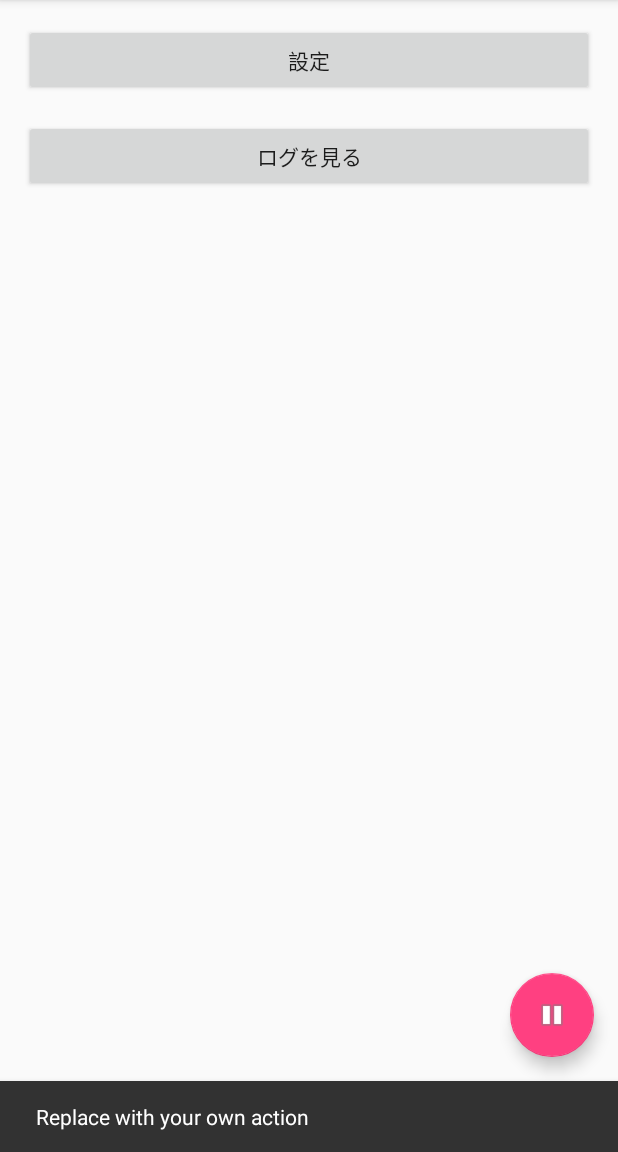
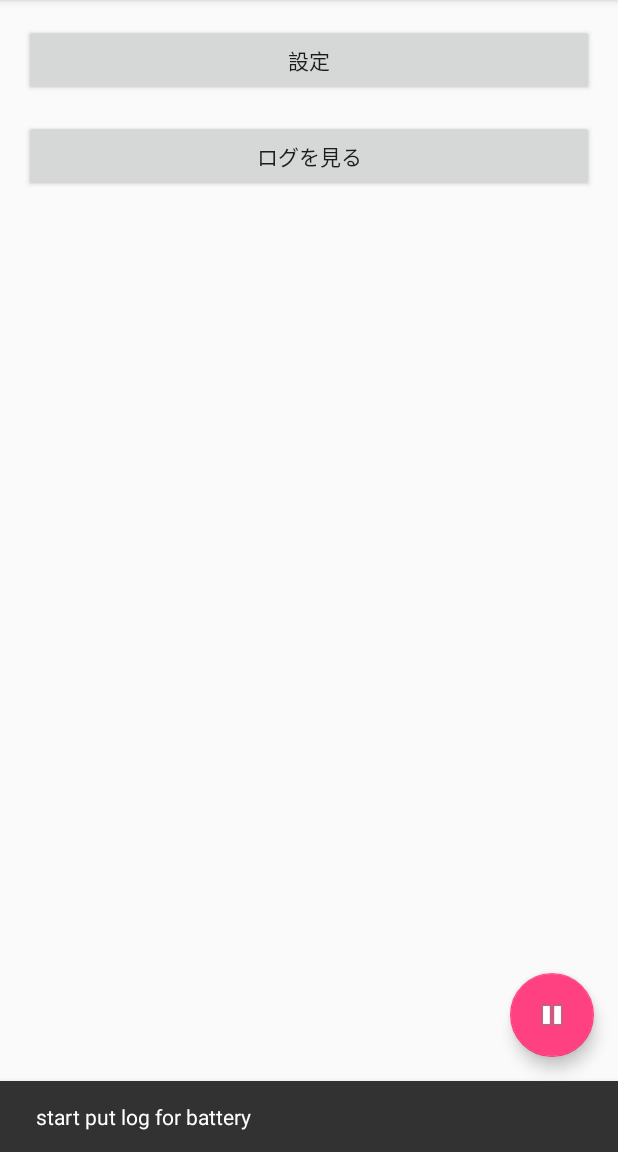
Before and after one commit to ikemura23/AppBatteryMonitorOld, an Android app: the screen it shows after launch (LauncherActivity), after a tap on an icon or button, on a phone screen of 412 x 824 dp, the part 84-1236 px from its top. Run offline under Robolectric (Android 15) with nearby library versions, the phone set to English and light mode, and no system bars.

```diff
--- a/app/src/main/java/com/qa/ikemura/appbatterymonitor/LauncherActivity.java
+++ b/app/src/main/java/com/qa/ikemura/appbatterymonitor/LauncherActivity.java
@@ -25,6 +25,7 @@ import android.util.Log;
 import android.view.Menu;
 import android.view.MenuItem;
 import android.view.View;
+import android.widget.Toast;
 
 public class LauncherActivity extends AppCompatActivity {
 
@@ -63,8 +64,11 @@ public class LauncherActivity extends AppCompatActivity {
         fab.setOnClickListener(new View.OnClickListener() {
             @Override
             public void onClick(View view) {
+                Log.d("LauncherActivity", getString(getMessageId()));
+                Snackbar.make(view, getMessageId(), Snackbar.LENGTH_LONG)
+                        .setAction("Action", null).show();
                 isRecord = !isRecord;
-                setFabSrc();
+                changeFabSrc();
 
                 if (isRecord) {
                     startMonitor();
@@ -73,8 +77,6 @@ public class LauncherActivity extends AppCompatActivity {
                     stopMonitor();
                 }
 
-                Snackbar.make(view, "Replace with your own action", Snackbar.LENGTH_LONG)
-                        .setAction("Action", null).show();
             }
         });
         findViewById(R.id.activity_main_setting_button).setOnClickListener(new View.OnClickListener() {
@@ -90,6 +92,10 @@ public class LauncherActivity extends AppCompatActivity {
                 startLogListActivity();
             }
         });
+    }
+
+    private int getMessageId() {
+        return isRecord ? R.string.monitor_end_message : R.string.monitor_start_message;
     }
 
     /**
@@ -113,7 +119,7 @@ public class LauncherActivity extends AppCompatActivity {
     /**
      * change FAB src
      */
-    private void setFabSrc() {
+    private void changeFabSrc() {
         FloatingActionButton fab = (FloatingActionButton) findViewById(R.id.fab);
         int resource;
         if (isRecord) {
@@ -128,27 +134,23 @@ public class LauncherActivity extends AppCompatActivity {
      * 記録開始
      */
     private void startMonitor() {
-        Log.d("LauncherActivity", "start put log for battery");
 
         // マウント状態を確認
-        // if (isNotMountSDCard)) {
-        // Toast.makeText(this, "外部ストレージはマウントされてません",
-        // Toast.LENGTH_SHORT).show();
-        // Log.d("StorageOutActivity", "外部ストレージはマウントされてません");
-        // return;
-        // }
-        // // 外部ストレージの有無を確認
-        // if (isNotExists()) {
-        // Toast.makeText(this, "外部ストレージは存在しません", Toast.LENGTH_SHORT).show();
-        // Log.d("StorageOutActivity", "外部ストレージは存在しません");
-        // return;
-        // }
-        // // 外部ストレージの状態を確認
-        // if (isNotWrite()) {
-        // Toast.makeText(this, "外部ストレージは書き込みできません", Toast.LENGTH_SHORT).show();
-        // Log.d("StorageOutActivity", "外部ストレージは書き込みできません");
-        // return;
-        // }
+        if (isNotMountSDCard()) {
+            Toast.makeText(this, "外部ストレージはマウントされてません",
+                    Toast.LENGTH_SHORT).show();
+            return;
+        }
+        // 外部ストレージの有無を確認
+        if (isNotExists()) {
+            Toast.makeText(this, "外部ストレージは存在しません", Toast.LENGTH_SHORT).show();
+            return;
+        }
+        // 外部ストレージの状態を確認
+        if (isNotWrite()) {
+            Toast.makeText(this, "外部ストレージは書き込みできません", Toast.LENGTH_SHORT).show();
+            return;
+        }
 
         // タイマー処理
         mTimer = new Timer(true);
@@ -272,7 +274,6 @@ public class LauncherActivity extends AppCompatActivity {
         if (mTimer == null) {
             return;
         }
-        Log.d("LauncherActivity", "stop put log");
         mTimer.cancel();
         fileName = null;
     }
--- a/app/src/main/res/values/strings.xml
+++ b/app/src/main/res/values/strings.xml
@@ -60,4 +60,7 @@
     <string name="title_activity_log_list">LogListActivity</string>
     <string name="title_log_list">logs</string>
     <string name="title_log_detail">log Detail</string>
+
+    <string name="monitor_start_message">start put log for battery</string>
+    <string name="monitor_end_message">stop put log</string>
 </resources>
```
Also changed, not shown: app/src/main/java/com/qa/ikemura/appbatterymonitor/LogDetailActivity.java (+12 -7 lines), app/src/main/java/com/qa/ikemura/appbatterymonitor/LogListActivity.java (+0 -7 lines), app/src/main/java/com/qa/ikemura/appbatterymonitor/SettingsActivity.java (+36 -21 lines).
